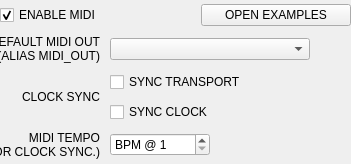
First picture: the form in interfaces/interfacemidi.ui, repository buzzinglight/IanniX, before the edit.
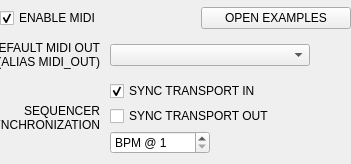
Second picture: the form after the edit.

```diff
--- a/interfaces/interfacemidi.ui
+++ b/interfaces/interfacemidi.ui
@@ -31,7 +31,7 @@
      <item>
       <widget class="QCheckBox" name="enable">
        <property name="toolTip">
-        <string>Enable or disable MIDI messages</string>
+        <string>Enables or disables MIDI messages</string>
        </property>
        <property name="text">
         <string>ENABLE MIDI</string>
@@ -69,7 +69,7 @@
         </size>
        </property>
        <property name="toolTip">
-        <string>Open the folder where you can find examples of IanniX interfacing with softwares using a MIDI connexion</string>
+        <string>Opens the folder where you can find examples of IanniX interfacing with softwares using a MIDI connexion</string>
        </property>
        <property name="text">
         <string>OPEN EXAMPLES</string>
@@ -163,7 +163,8 @@
         </size>
        </property>
        <property name="text">
-        <string>CLOCK SYNC</string>
+        <string>SEQUENCER
+SYNCHRONIZATION</string>
        </property>
        <property name="alignment">
         <set>Qt::AlignRight|Qt::AlignTrailing|Qt::AlignVCenter</set>
@@ -176,73 +177,28 @@
      <item>
       <layout class="QVBoxLayout" name="verticalLayout_12">
        <property name="spacing">
-        <number>10</number>
+        <number>5</number>
        </property>
        <item>
-        <widget class="QCheckBox" name="syncSong">
+        <widget class="QCheckBox" name="syncTransportIn">
          <property name="toolTip">
           <string>Check this option if you want to sync transport (play, pause, stop, rewind, song position) from another sequencer</string>
          </property>
          <property name="text">
-          <string>SYNC TRANSPORT</string>
+          <string>SYNC TRANSPORT IN</string>
+         </property>
+         <property name="checked">
+          <bool>true</bool>
          </property>
         </widget>
        </item>
        <item>
-        <widget class="QCheckBox" name="syncClock">
+        <widget class="QCheckBox" name="syncTransportOut">
          <property name="toolTip">
-          <string>Check this option if you want to sync clock from another sequencer</string>
+          <string>Check this option if you want to sync transport (play, pause, stop, rewind, song position) to another sequencer</string>
          </property>
          <property name="text">
-          <string>SYNC CLOCK</string>
-         </property>
-        </widget>
-       </item>
-      </layout>
-     </item>
-     <item>
-      <spacer name="horizontalSpacer_21">
-       <property name="orientation">
-        <enum>Qt::Horizontal</enum>
-       </property>
-       <property name="sizeHint" stdset="0">
-        <size>
-         <width>40</width>
-         <height>20</height>
-        </size>
-       </property>
-      </spacer>
-     </item>
-    </layout>
-   </item>
-   <item>
-    <layout class="QHBoxLayout" name="horizontalLayout_35">
-     <property name="spacing">
-      <number>10</number>
-     </property>
-     <item>
-      <widget class="QLabel" name="bpmLabel">
-       <property name="minimumSize">
-        <size>
-         <width>100</width>
-         <height>0</height>
-        </size>
-       </property>
-       <property name="maximumSize">
-        <size>
-         <width>100</width>
-         <height>16777215</height>
-        </size>
-       </property>
-       <property name="text">
-        <string>MIDI TEMPO
-(FOR CLOCK SYNC.)</string>
-       </property>
-       <property name="alignment">
-        <set>Qt::AlignRight|Qt::AlignTrailing|Qt::AlignVCenter</set>
-       </property>
-       <property name="buddy">
-        <cstring>bpm</cstring>
+          <string>SYNC TRANSPORT OUT</string>
        </property>
       </widget>
      </item>
@@ -283,15 +239,17 @@
        </property>
       </widget>
      </item>
+      </layout>
+     </item>
      <item>
-      <spacer name="horizontalSpacer_23">
+      <spacer name="horizontalSpacer_21">
        <property name="orientation">
         <enum>Qt::Horizontal</enum>
        </property>
        <property name="sizeHint" stdset="0">
         <size>
-         <width>37</width>
-         <height>17</height>
+         <width>40</width>
+         <height>20</height>
         </size>
        </property>
       </spacer>
```
Lines whose indentation alone changed are shown as unchanged.
